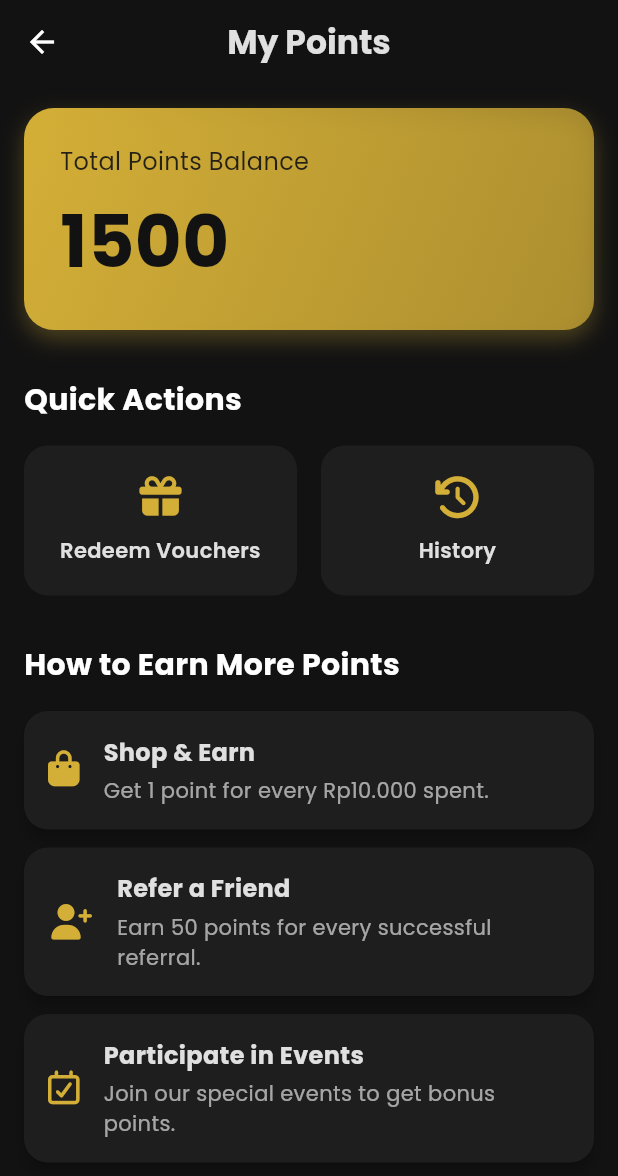
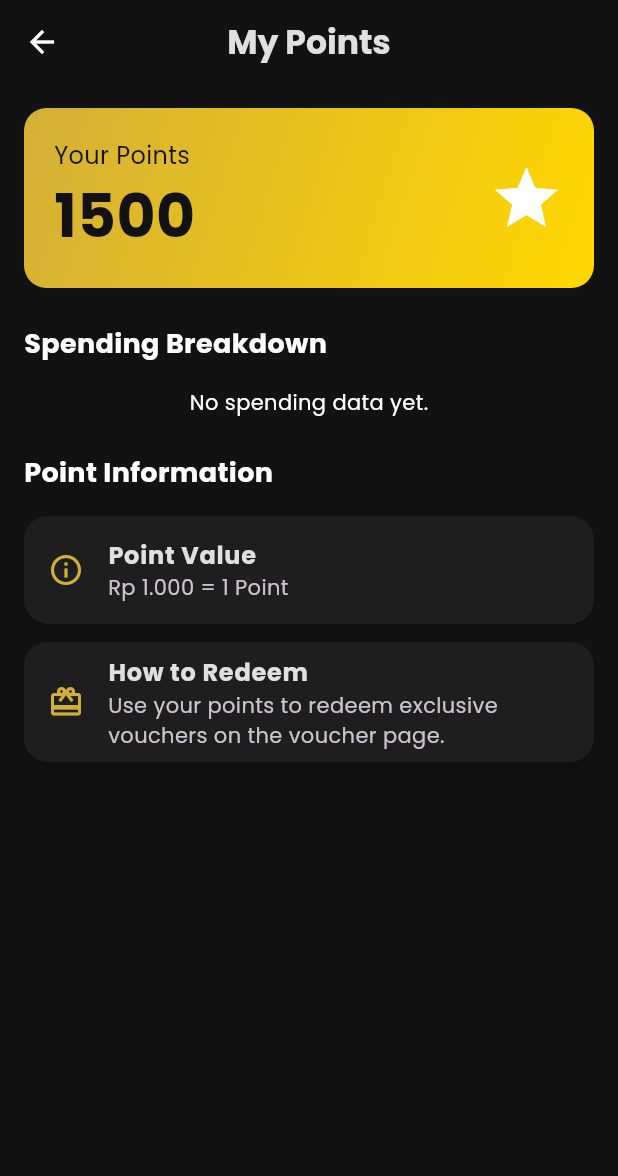
Before and after one commit to aryaravapradana/mobproguts, a Flutter app: the PointPage screen opened directly with sample values from the repository, on a phone screen of 412 x 824 dp. Shown: the top 1176 px of the screen. Run offline on Flutter 3.47's test engine with Material 3 defaults, Android fonts, the phone set to English and light mode, and no system bars; drawn by our look-alikes of flutter_animate; our stand-ins replace carousel_slider, fl_chart, font_awesome_flutter, google_fonts, qr_flutter; missing offline and left inert: mobile_scanner; accounts and stored records are empty.

Commit message:
ngerubah my points, mengimplementasikan pie chart sbg spending + ilangin bagian ga guna

```diff
--- a/lib/screens/point_page.dart
+++ b/lib/screens/point_page.dart
@@ -1,170 +1,164 @@
 import 'package:flutter/material.dart';
+import 'package:project_midterms/models/user.dart';
 import 'package:project_midterms/colors.dart';
-import 'package:project_midterms/models/user.dart';
 import 'package:google_fonts/google_fonts.dart';
-import 'package:project_midterms/screens/voucher_page.dart';
-import 'package:project_midterms/screens/transaksi_page.dart';
-import 'package:font_awesome_flutter/font_awesome_flutter.dart';
-import 'package:flutter_animate/flutter_animate.dart';
+import 'package:fl_chart/fl_chart.dart';
+import 'package:project_midterms/data/redeem_history_data.dart';
+import 'package:project_midterms/data/voucher_data.dart';
+import 'package:project_midterms/models/voucher.dart';
 
-class PointPage extends StatelessWidget {
+class PointPage extends StatefulWidget {
   final UserModel user;
   const PointPage({super.key, required this.user});
+
+  @override
+  State<PointPage> createState() => _PointPageState();
+}
+
+class _PointPageState extends State<PointPage> {
+  late Map<String, double> spendingByCategory;
+
+  @override
+  void initState() {
+    super.initState();
+    spendingByCategory = _calculateSpending();
+  }
+
+  Map<String, double> _calculateSpending() {
+    final spending = <String, double>{};
+    for (var redeemed in redeemedVouchers) {
+      final category = _getCategoryForVoucher(redeemed);
+      spending.update(category, (value) => value + redeemed.cost, ifAbsent: () => redeemed.cost.toDouble());
+    }
+    return spending;
+  }
+
+  String _getCategoryForVoucher(Voucher voucher) {
+    for (var entry in categorizedVouchers.entries) {
+      if (entry.value.any((v) => v.title == voucher.title)) {
+        return entry.key;
+      }
+    }
+    return 'Others';
+  }
 
   @override
   Widget build(BuildContext context) {
     return Scaffold(
       appBar: AppBar(
-        title: Text("My Points", style: GoogleFonts.poppins(fontWeight: FontWeight.bold)),
+        title: Text('My Points', style: GoogleFonts.poppins(fontWeight: FontWeight.bold)),
       ),
       body: SingleChildScrollView(
         padding: const EdgeInsets.all(16.0),
         child: Column(
           crossAxisAlignment: CrossAxisAlignment.start,
           children: [
-            _buildPointsDisplay(),
-            const SizedBox(height: 32),
-            _buildQuickActions(context),
-            const SizedBox(height: 32),
-            _buildEarningTips(),
-          ],
-        ).animate().fadeIn(duration: 500.ms),
-      ),
-    );
-  }
-
-  Widget _buildPointsDisplay() {
-    return Container(
-      width: double.infinity,
-      padding: const EdgeInsets.all(24),
-      decoration: BoxDecoration(
-        borderRadius: BorderRadius.circular(20),
-        gradient: LinearGradient(
-                    colors: [AppColors.primary, AppColors.primary.withAlpha(179)],
-          begin: Alignment.topLeft,
-          end: Alignment.bottomRight,
-        ),
-                boxShadow: [BoxShadow(color: AppColors.primary.withAlpha(77), blurRadius: 12, offset: const Offset(0, 6))],
-      ),
-      child: Column(
-        crossAxisAlignment: CrossAxisAlignment.start,
-        children: [
-          Text(
-            "Total Points Balance",
-            style: GoogleFonts.poppins(color: AppColors.onPrimary.withAlpha(230), fontSize: 16),
-          ),
-          const SizedBox(height: 8),
-          Text(
-            user.poin.toString(),
-            style: GoogleFonts.poppins(
-              color: AppColors.onPrimary,
-              fontSize: 48,
-              fontWeight: FontWeight.bold,
-            ),
-          ),
-        ],
-      ),
-    );
-  }
-
-  Widget _buildQuickActions(BuildContext context) {
-    return Column(
-      crossAxisAlignment: CrossAxisAlignment.start,
-      children: [
-        Text("Quick Actions", style: GoogleFonts.poppins(fontSize: 20, fontWeight: FontWeight.bold)),
-        const SizedBox(height: 16),
-        Row(
-          children: [
-            Expanded(
-              child: _buildActionButton(
-                context,
-                icon: FontAwesomeIcons.gift,
-                label: "Redeem Vouchers",
-                onTap: () => Navigator.push(context, MaterialPageRoute(builder: (_) => VoucherPage(user: user))),
-              ),
-            ),
-            const SizedBox(width: 16),
-            Expanded(
-              child: _buildActionButton(
-                context,
-                icon: FontAwesomeIcons.clockRotateLeft,
-                label: "History",
-                onTap: () => Navigator.push(context, MaterialPageRoute(builder: (_) => const TransaksiPage())),
-              ),
-            ),
-          ],
-        ),
-      ],
-    );
-  }
-
-  Widget _buildActionButton(BuildContext context, {required IconData icon, required String label, required VoidCallback onTap}) {
-    return InkWell(
-      onTap: onTap,
-      borderRadius: BorderRadius.circular(16),
-      child: Container(
-        padding: const EdgeInsets.all(20),
-        decoration: BoxDecoration(
-          color: AppColors.surface,
-          borderRadius: BorderRadius.circular(16),
-        ),
-        child: Column(
-          children: [
-            FaIcon(icon, color: AppColors.primary, size: 28),
-            const SizedBox(height: 12),
-            Text(label, style: GoogleFonts.poppins(fontWeight: FontWeight.w600, color: AppColors.onSurface), textAlign: TextAlign.center),
+            _buildPointsCard(),
+            const SizedBox(height: 24),
+            _buildSpendingChart(),
+            const SizedBox(height: 24),
+            _buildInfoSection(),
           ],
         ),
       ),
     );
   }
 
-  Widget _buildEarningTips() {
+  Widget _buildPointsCard() {
+    return Container(
+      padding: const EdgeInsets.all(20),
+      decoration: BoxDecoration(
+        gradient: const LinearGradient(
+          colors: [AppColors.primary, AppColors.primaryAccent],
+          begin: Alignment.topLeft,
+          end: Alignment.bottomRight,
+        ),
+        borderRadius: BorderRadius.circular(15),
+      ),
+      child: Row(
+        mainAxisAlignment: MainAxisAlignment.spaceBetween,
+        children: [
+          Column(
+            crossAxisAlignment: CrossAxisAlignment.start,
+            children: [
+              Text('Your Points', style: GoogleFonts.poppins(color: AppColors.onPrimary, fontSize: 16)),
+              Text('${widget.user.poin}', style: GoogleFonts.poppins(color: AppColors.onPrimary, fontSize: 40, fontWeight: FontWeight.bold)),
+            ],
+          ),
+          const Icon(Icons.star, color: Colors.white, size: 50),
+        ],
+      ),
+    );
+  }
+
+  Widget _buildSpendingChart() {
+    final List<Color> chartColors = [
+      AppColors.accent,
+      AppColors.bronze,
+      AppColors.silver,
+      AppColors.gold,
+      AppColors.platinum,
+      AppColors.diamond,
+    ];
+
     return Column(
       crossAxisAlignment: CrossAxisAlignment.start,
       children: [
-        Text("How to Earn More Points", style: GoogleFonts.poppins(fontSize: 20, fontWeight: FontWeight.bold)),
+        Text('Spending Breakdown', style: GoogleFonts.poppins(fontSize: 18, fontWeight: FontWeight.bold)),
         const SizedBox(height: 16),
-        _buildTipCard(
-          icon: FontAwesomeIcons.bagShopping,
-          title: "Shop & Earn",
-          subtitle: "Get 1 point for every Rp10.000 spent.",
+        spendingByCategory.isEmpty
+            ? const Center(child: Text('No spending data yet.'))
+            : AspectRatio(
+                aspectRatio: 1.7,
+                child: PieChart(
+                  PieChartData(
+                    sections: List.generate(spendingByCategory.length, (i) {
+                      final entry = spendingByCategory.entries.elementAt(i);
+                      return PieChartSectionData(
+                        color: chartColors[i % chartColors.length],
+                        value: entry.value,
+                        title: '${entry.key}\n(${entry.value.toInt()} pts)',
+                        radius: 80,
+                        titleStyle: GoogleFonts.poppins(fontSize: 12, fontWeight: FontWeight.bold, color: Colors.white),
+                      );
+                    }),
+                    borderData: FlBorderData(show: false),
+                    sectionsSpace: 2,
+                    centerSpaceRadius: 40,
+                  ),
+                ),
+              ),
+      ],
+    );
+  }
+
+  Widget _buildInfoSection() {
+    return Column(
+      crossAxisAlignment: CrossAxisAlignment.start,
+      children: [
+        Text('Point Information', style: GoogleFonts.poppins(fontSize: 18, fontWeight: FontWeight.bold)),
+        const SizedBox(height: 16),
+        _buildInfoTile(
+          icon: Icons.info_outline,
+          title: 'Point Value',
+          subtitle: 'Rp 1.000 = 1 Point',
         ),
-        _buildTipCard(
-          icon: FontAwesomeIcons.userPlus,
-          title: "Refer a Friend",
-          subtitle: "Earn 50 points for every successful referral.",
-        ),
-        _buildTipCard(
-          icon: FontAwesomeIcons.calendarCheck,
-          title: "Participate in Events",
-          subtitle: "Join our special events to get bonus points.",
+        _buildInfoTile(
+          icon: Icons.card_giftcard,
+          title: 'How to Redeem',
+          subtitle: 'Use your points to redeem exclusive vouchers on the voucher page.',
         ),
       ],
     );
   }
 
-  Widget _buildTipCard({required IconData icon, required String title, required String subtitle}) {
+  Widget _buildInfoTile({required IconData icon, required String title, required String subtitle}) {
     return Card(
       margin: const EdgeInsets.only(bottom: 12),
-      child: Padding(
-        padding: const EdgeInsets.all(16.0),
-        child: Row(
-          children: [
-            FaIcon(icon, color: AppColors.primary, size: 24),
-            const SizedBox(width: 16),
-            Expanded(
-              child: Column(
-                crossAxisAlignment: CrossAxisAlignment.start,
-                children: [
-                  Text(title, style: GoogleFonts.poppins(fontWeight: FontWeight.bold, fontSize: 16, color: AppColors.onSurface)),
-                  const SizedBox(height: 4),
-                  Text(subtitle, style: GoogleFonts.poppins(color: AppColors.onSurface.withAlpha(179))),
-                ],
-              ),
-            ),
-          ],
-        ),
+      child: ListTile(
+        leading: Icon(icon, color: AppColors.primary),
+        title: Text(title, style: GoogleFonts.poppins(fontWeight: FontWeight.bold)),
+        subtitle: Text(subtitle, style: GoogleFonts.poppins()),
       ),
     );
   }
--- a/pubspec.yaml
+++ b/pubspec.yaml
@@ -44,6 +44,7 @@ dependencies:
   flutter_staggered_grid_view: ^0.4.0
   font_awesome_flutter: ^10.7.0
   shared_preferences: ^2.5.3
+  fl_chart: ^0.68.0
 
 
 dev_dependencies:
```
Also changed, not shown: pubspec.lock.
